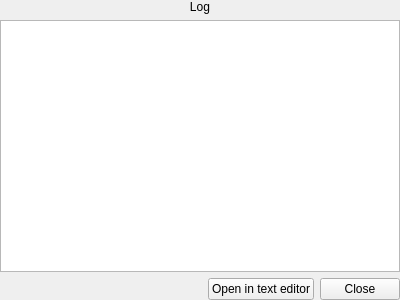
Qt form src/ui/logdisplay.ui (JerryAZR/springLogin) before a commit.
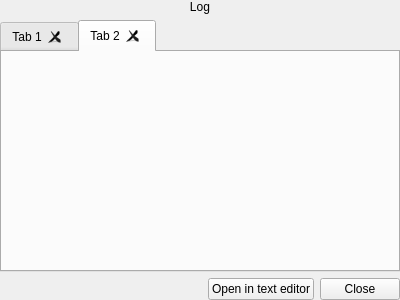
The same form after that commit.

```diff
--- a/src/ui/logdisplay.ui
+++ b/src/ui/logdisplay.ui
@@ -37,7 +37,27 @@
     </widget>
    </item>
    <item>
-    <widget class="QTextEdit" name="textEdit"/>
+    <widget class="QTabWidget" name="tabWidget">
+     <property name="currentIndex">
+      <number>1</number>
+     </property>
+     <property name="documentMode">
+      <bool>false</bool>
+     </property>
+     <property name="tabsClosable">
+      <bool>true</bool>
+     </property>
+     <widget class="QWidget" name="tab">
+      <attribute name="title">
+       <string>Tab 1</string>
+      </attribute>
+     </widget>
+     <widget class="QWidget" name="tab_2">
+      <attribute name="title">
+       <string>Tab 2</string>
+      </attribute>
+     </widget>
+    </widget>
    </item>
    <item>
     <layout class="QHBoxLayout" name="horizontalLayout">
```
